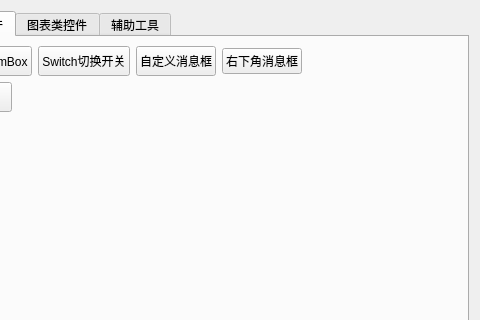
Before: the Qt Designer form Exmaple/examplewidget.ui in kevinlq/LQFramKit, drawn with Qt 5; both pictures show x 176 to 656 and y 0 to 320 of the 656 by 578 pixel window.
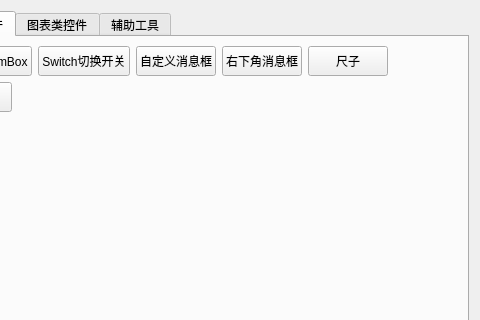
After: the same form once the commit is applied.

Patch:
```diff
--- a/Exmaple/examplewidget.ui
+++ b/Exmaple/examplewidget.ui
@@ -264,11 +264,30 @@
            </item>
            <item>
             <widget class="QPushButton" name="pushButton_16">
+             <property name="minimumSize">
+              <size>
+               <width>0</width>
+               <height>30</height>
+              </size>
+             </property>
              <property name="text">
               <string>右下角消息框</string>
              </property>
             </widget>
            </item>
+           <item>
+            <widget class="QPushButton" name="pushButton_21">
+             <property name="minimumSize">
+              <size>
+               <width>0</width>
+               <height>30</height>
+              </size>
+             </property>
+             <property name="text">
+              <string>尺子</string>
+             </property>
+            </widget>
+           </item>
            <item>
             <spacer name="horizontalSpacer">
              <property name="orientation">
```
